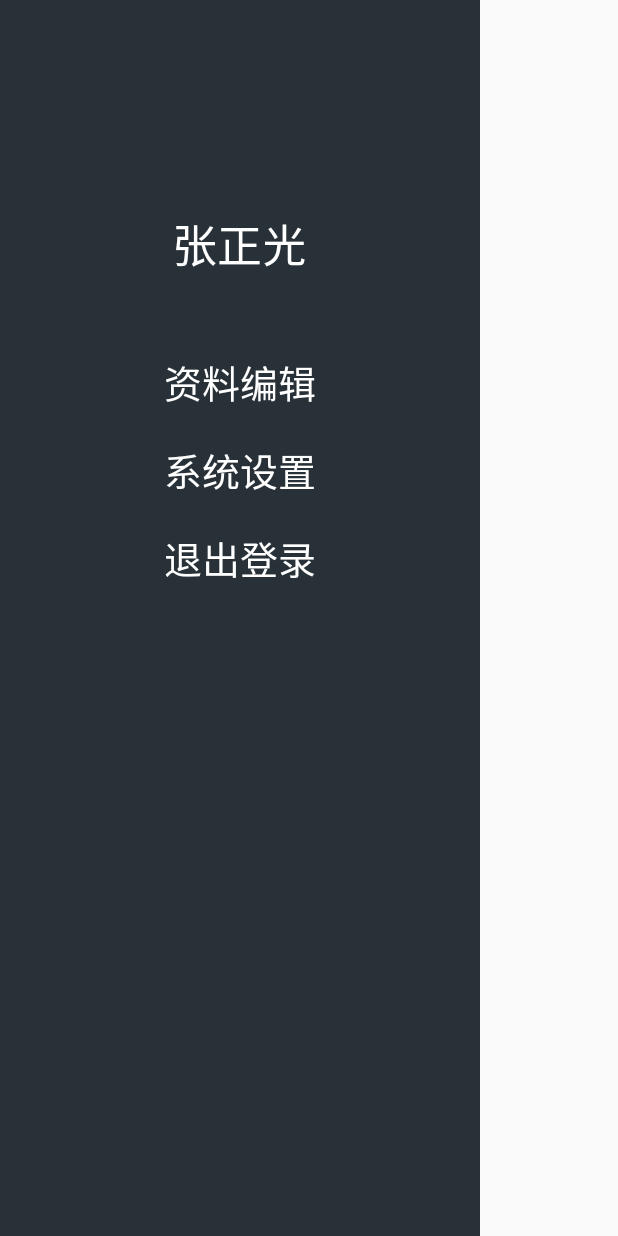
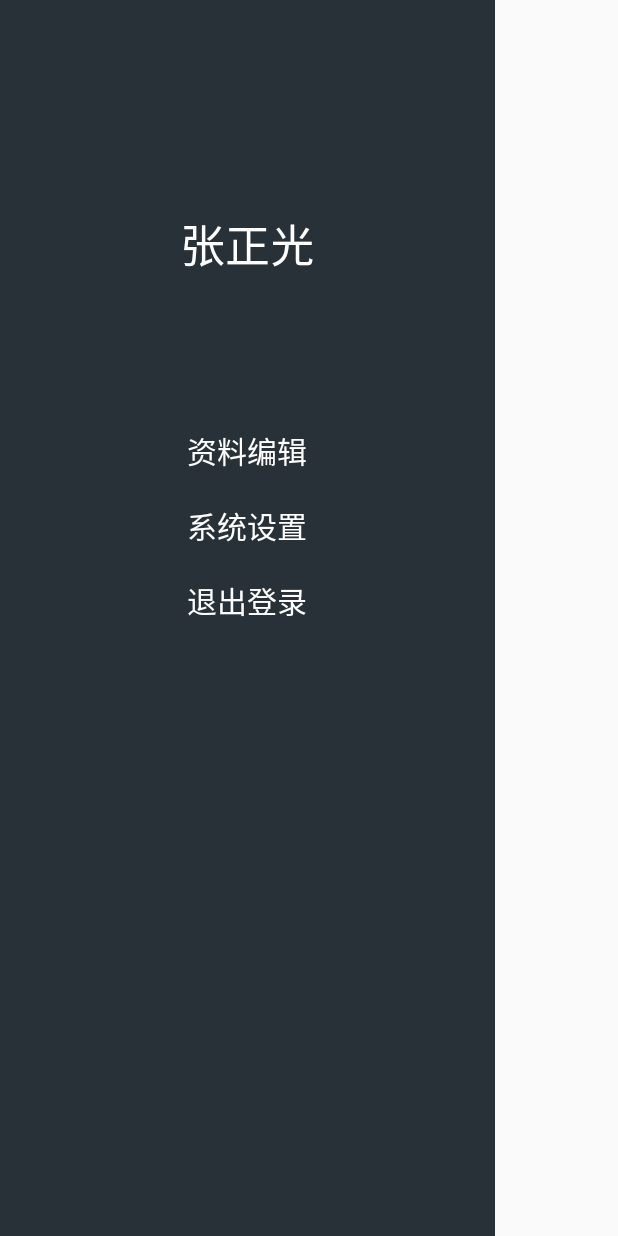
Before and after one commit to jacksonGui/Android_Hi, an Android app: the layout layout_slidemenu.xml on its own in the app's theme, with its tools: preview values and no code run, on a phone screen of 412 x 824 dp. Run offline under Robolectric (Android 15) with nearby library versions, the phone set to English and light mode, and no system bars.

```diff
--- a/app/build.gradle
+++ b/app/build.gradle
@@ -28,4 +28,6 @@ dependencies {
     androidTestImplementation 'com.android.support.test.espresso:espresso-core:3.0.2'
     implementation files('libs/volley.jar')
     implementation files('libs/commons-beanutils.jar')
+//    implementation 'com.android.support:percent:28.2.0'
+    implementation 'com.android.support:percent:+'
 }
--- a/app/src/main/java/com/zzg/zcib/utils/MySocket.java
+++ b/app/src/main/java/com/zzg/zcib/utils/MySocket.java
@@ -40,7 +40,7 @@ public class MySocket extends Thread{
         DataInputStream dis=new DataInputStream(clientSocket.getInputStream());
         while (true){
             String jsonString1=dis.readUTF();
-            Log.d("aaaaaaaa",jsonString1);
+//            Log.d("aaaaaaaa",jsonString1);
 
 
             if (callback!=null){
--- a/app/src/main/java/com/zzg/zcib/view/SlidingMenu.java
+++ b/app/src/main/java/com/zzg/zcib/view/SlidingMenu.java
@@ -7,6 +7,7 @@ import android.support.v4.widget.ViewDragHelper.Callback;
 import android.util.AttributeSet;
 import android.view.MotionEvent;
 import android.view.View;
+import android.view.WindowManager;
 import android.widget.FrameLayout;
 
 public class SlidingMenu extends FrameLayout {
--- a/app/src/main/res/layout/activity_person.xml
+++ b/app/src/main/res/layout/activity_person.xml
@@ -19,19 +19,19 @@
         android:layout_width="match_parent"
         android:layout_height="wrap_content"
         android:layout_below="@+id/person_img"
-        android:text="南昌"/>
+/>
     <TextView
         android:id="@+id/person_email"
         android:layout_width="match_parent"
         android:layout_height="wrap_content"
         android:layout_below="@+id/person_name"
-        android:text="123456@qq.com"/>
+/>
     <TextView
         android:id="@+id/person_phone"
         android:layout_width="match_parent"
         android:layout_height="wrap_content"
         android:layout_below="@+id/person_email"
-        android:text="123456789"/>
+/>
     <Button
         android:id="@+id/btn_person_add"
         android:layout_width="match_parent"
--- a/app/src/main/res/layout/layout_slidemenu.xml
+++ b/app/src/main/res/layout/layout_slidemenu.xml
@@ -2,7 +2,7 @@
 <LinearLayout xmlns:android="http://schemas.android.com/apk/res/android"
     xmlns:app="http://schemas.android.com/apk/res-auto"
     android:orientation="vertical"
-    android:layout_width="320dp"
+    android:layout_width="330dp"
     android:layout_height="match_parent"
     android:background="#273137">
     <com.zzg.zcib.view.CircleImageView
@@ -14,6 +14,7 @@
         app:civ_border_width="2dp"
         app:civ_border_color="#fff"/>
     <TextView
+        android:id="@+id/slidemenu_username"
         android:layout_width="wrap_content"
         android:layout_height="wrap_content"
         android:text="张正光"
@@ -27,15 +28,15 @@
         android:text="资料编辑"
         android:textColor="#fff"
         android:gravity="center"
-        android:textSize="25sp"
-        android:layout_marginTop="50dp"/>
+        android:textSize="20sp"
+        android:layout_marginTop="100dp"/>
     <TextView
         android:layout_width="match_parent"
         android:layout_height="wrap_content"
         android:text="系统设置"
         android:textColor="#fff"
         android:gravity="center"
-        android:textSize="25sp"
+        android:textSize="20sp"
         android:layout_marginTop="20dp"/>
     <TextView
         android:layout_width="match_parent"
@@ -43,6 +44,6 @@
         android:text="退出登录"
         android:textColor="#fff"
         android:gravity="center"
-        android:textSize="25sp"
+        android:textSize="20sp"
         android:layout_marginTop="20dp"/>
 </LinearLayout>
```
Also changed, not shown: app/src/main/java/com/zzg/zcib/activity/DialogActivity.java (+9 -1 lines), app/src/main/java/com/zzg/zcib/activity/LoginActivity.java (+8 -0 lines), app/src/main/java/com/zzg/zcib/activity/MainActivity.java (+17 -7 lines), app/src/main/java/com/zzg/zcib/activity/RegisterActivity.java (+10 -4 lines), app/src/main/java/com/zzg/zcib/fragment/FriendsFragment.java (+17 -6 lines), app/src/main/java/com/zzg/zcib/fragment/NewsFragment.java (+15 -1 lines), app/src/main/res/layout/friends_fragment.xml (+9 -3 lines), app/src/main/res/layout/news_fragment.xml (+9 -3 lines), 5 other files.
